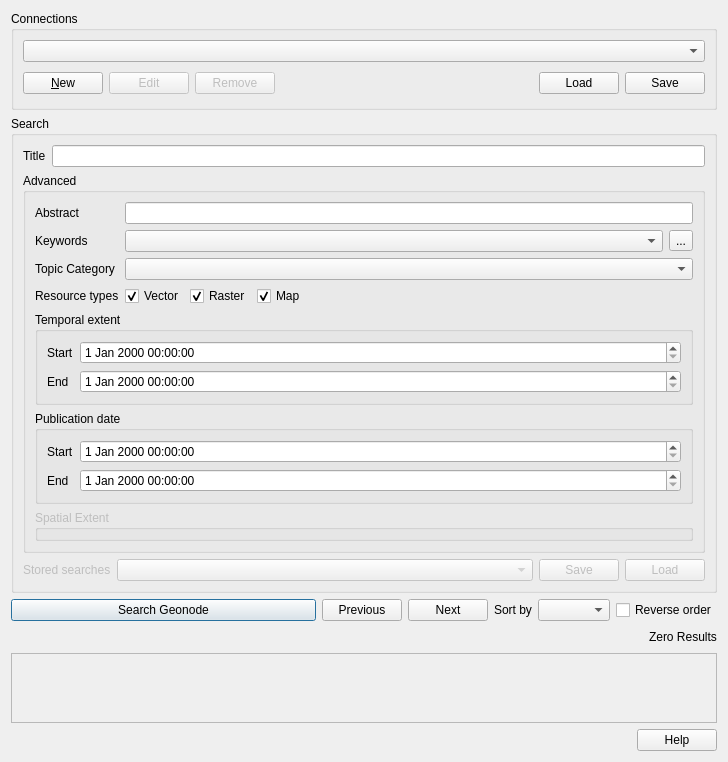
Above: src/qgis_geonode/ui/geonode_datasource_widget.ui from GeoNode/QGISGeoNodePlugin before the change. Below: the same form after it.
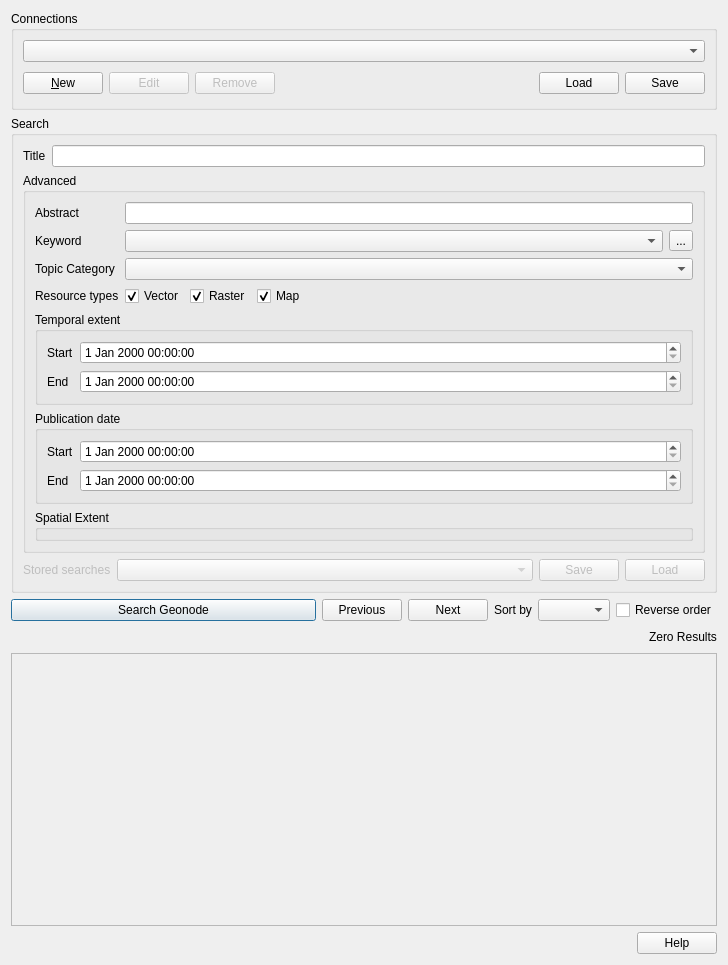
That is the form after the change. Custom widgets are drawn as their Qt base class.

Commit message:
Support spatial filtering (#147)
Refactor network fetcher tasks to add support for both GET and POST requests

Also:

- Add API client capabilities
- Fix spatial filtering GUI controls

Check the PR description for more details

Patch:
```diff
--- a/src/qgis_geonode/ui/geonode_datasource_widget.ui
+++ b/src/qgis_geonode/ui/geonode_datasource_widget.ui
@@ -7,7 +7,7 @@
     <x>0</x>
     <y>0</y>
     <width>728</width>
-    <height>740</height>
+    <height>965</height>
    </rect>
   </property>
   <property name="windowTitle">
@@ -182,7 +182,7 @@
             <bool>true</bool>
            </property>
            <property name="text">
-            <string>Keywords</string>
+            <string>Keyword</string>
            </property>
            <property name="buddy">
             <cstring>keyword_cmb</cstring>
@@ -371,20 +371,11 @@
            </layout>
           </widget>
          </item>
-         <item row="6" column="0" colspan="2">
-          <widget class="QgsCollapsibleGroupBox" name="mGroupBox_2">
-           <property name="enabled">
-            <bool>false</bool>
-           </property>
+         <item row="7" column="0" colspan="2">
+          <widget class="QgsExtentGroupBox" name="spatial_extent_box">
            <property name="title">
             <string>Spatial Extent</string>
            </property>
-           <property name="checkable">
-            <bool>false</bool>
-           </property>
-           <property name="checked">
-            <bool>false</bool>
-           </property>
            <property name="collapsed">
             <bool>true</bool>
            </property>
@@ -612,7 +603,7 @@
         <x>0</x>
         <y>0</y>
         <width>708</width>
-        <height>152</height>
+        <height>366</height>
        </rect>
       </property>
      </widget>
@@ -642,6 +633,12 @@
    <extends>QDateTimeEdit</extends>
    <header>qgsdatetimeedit.h</header>
   </customwidget>
+  <customwidget>
+   <class>QgsExtentGroupBox</class>
+   <extends>QgsCollapsibleGroupBox</extends>
+   <header>qgsextentgroupbox.h</header>
+   <container>1</container>
+  </customwidget>
  </customwidgets>
  <tabstops>
   <tabstop>title_le</tabstop>
```
Left out of the diff: 14 changed lines with no effect on the pictures. The commit also changes 11 other files.
